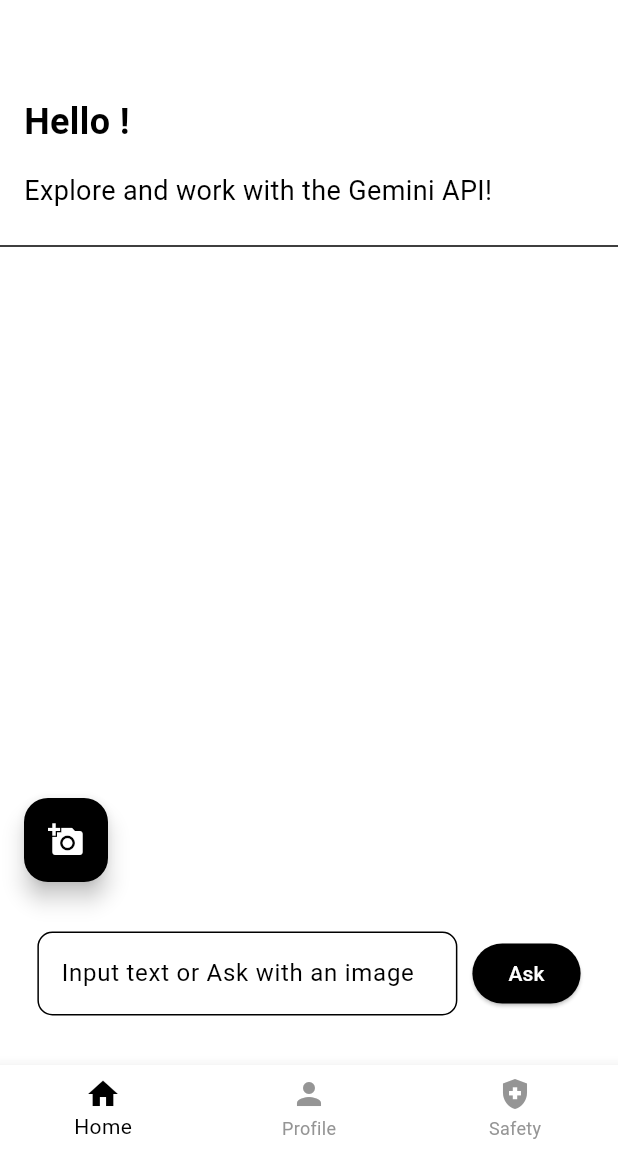
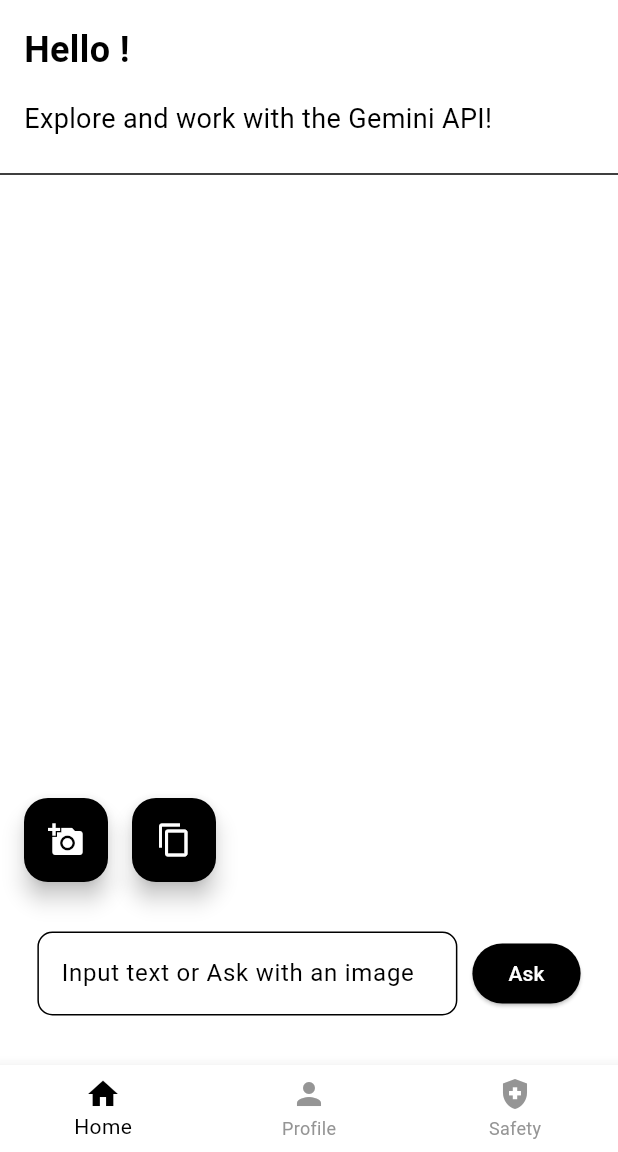
Before and after one commit to darshmashru/ChatGemini, a Flutter app: the screen it shows once a user with an empty profile is signed in, on a phone screen of 412 x 824 dp, the part 84-1236 px from its top. Run offline on Flutter 3.47's test engine with Material 3 defaults, Android fonts, the phone set to English and light mode, and no system bars; our stand-ins replace firebase_auth, firebase_core, flutter_gemini, flutter_markdown, flutter_riverpod, go_router and 5 more; missing offline and left inert: dash_bubble; accounts and stored records are empty.

Commit message:
Added copy button

```diff
--- a/lib/screens/Home/home_page.dart
+++ b/lib/screens/Home/home_page.dart
@@ -155,7 +155,7 @@
       crossAxisAlignment: CrossAxisAlignment.start,
       children: [
         Padding(
-          padding: const EdgeInsets.only(top: 64.0, left: 16.0, right: 16.0),
+          padding: const EdgeInsets.only(top: 16.0, left: 16.0, right: 16.0),
           child: Text(
             "Hello $USER_NAME_GLOBAL!",
             style: TextStyle(
--- a/lib/widgets/api_integration_widget.dart
+++ b/lib/widgets/api_integration_widget.dart
@@ -23,6 +23,7 @@
   final ImagePicker _picker = ImagePicker();
   Uint8List? _imageBytes; // Use Uint8List for image bytes
   String? _errorMessage;
+  bool _isLoading = false; // Add this variable to track loading state
 
   @override
   Widget build(BuildContext context) {
@@ -95,6 +96,14 @@
                       child: const Icon(Icons.remove),
                     ),
                   ),
+                Padding(
+                  padding: const EdgeInsets.all(8.0),
+                  child: FloatingActionButton(
+                    onPressed: _isLoading ? null : _copyText,
+                    tooltip: 'Copy Text',
+                    child: const Icon(Icons.copy),
+                  ),
+                ),
               ],
             ),
             Row(
@@ -136,14 +145,16 @@
                     foregroundColor: Theme.of(context).colorScheme.background,
                     backgroundColor: Theme.of(context).colorScheme.primary,
                   ),
-                  onPressed: () {
+                  onPressed: _isLoading ? null : () {
                     if (_imageBytes != null) {
                       _generateTextWithImage();
                     } else {
                       _generateText();
                     }
                   },
-                  child: const Text('Ask'),
+                  child: _isLoading
+                      ? CircularProgressIndicator() // Show loading indicator
+                      : const Text('Ask'),
                 ),
               ],
             )
@@ -161,6 +172,7 @@
 
     setState(() {
       _errorMessage = null;
+      _isLoading = true; // Set loading state to true
     });
 
     try {
@@ -168,10 +180,12 @@
       final result = await gemini.text(text);
       setState(() {
         mdText = result?.output ?? 'No output';
+        _isLoading = false; // Set loading state to false after completion
       });
     } catch (e) {
       setState(() {
         _errorMessage = 'Error generating text: $e';
+        _isLoading = false; // Set loading state to false on error
       });
     }
   }
@@ -200,6 +214,7 @@
 
     setState(() {
       _errorMessage = null;
+      _isLoading = true; // Set loading state to true
     });
 
     try {
@@ -210,12 +225,21 @@
       );
       setState(() {
         mdText = result?.content?.parts?.last.text ?? 'No output';
+        _isLoading = false; // Set loading state to false after completion
       });
     } catch (e) {
       setState(() {
         _errorMessage = 'Error generating text with image: $e';
+        _isLoading = false; // Set loading state to false on error
       });
     }
+  }
+
+  Future<void> _copyText() async {
+    await Clipboard.setData(ClipboardData(text: mdText));
+    ScaffoldMessenger.of(context).showSnackBar(
+      SnackBar(content: Text('Text copied to clipboard')),
+    );
   }
 
   @override
```
